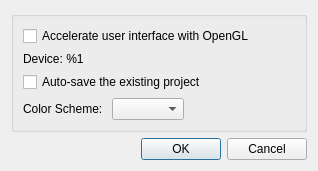
First picture: the form in ui/SettingsDialog.ui, repository 4lex4/scantailor-advanced, before the edit.
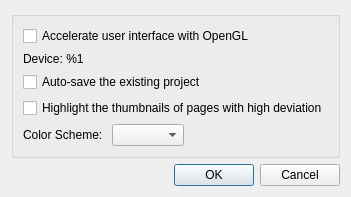
Second picture: the form after the edit.

Commit message: Added option to control highlighting (with red asterisks) the thumbnails of pages with high deviation. The option refreshes the thumbnails instantly.

```diff
--- a/ui/SettingsDialog.ui
+++ b/ui/SettingsDialog.ui
@@ -7,7 +7,7 @@
     <x>0</x>
     <y>0</y>
     <width>318</width>
-    <height>160</height>
+    <height>183</height>
    </rect>
   </property>
   <property name="windowTitle">
@@ -41,6 +41,13 @@
         </property>
        </widget>
       </item>
+      <item>
+       <widget class="QCheckBox" name="highlightDeviationCB">
+        <property name="text">
+         <string>Highlight the thumbnails of pages with high deviation</string>
+        </property>
+       </widget>
+      </item>
       <item>
        <layout class="QHBoxLayout" name="horizontalLayout">
         <item>
```
Left out of the diff: 1 changed line with no effect on the pictures. The commit also changes 5 other files.
